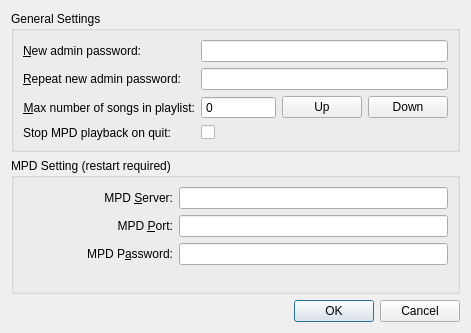
This is src/settingsDialog.ui in thomaslundgaard/Pimp as Qt 5 draws it before an edit. The edited form follows.
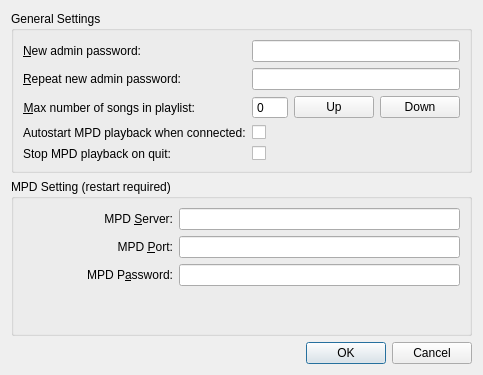
This is the edited form.

Commit message: added option to start playback on connect

The edit to the form file:
```diff
--- a/src/settingsDialog.ui
+++ b/src/settingsDialog.ui
@@ -6,8 +6,8 @@
    <rect>
     <x>0</x>
     <y>0</y>
-    <width>471</width>
-    <height>333</height>
+    <width>483</width>
+    <height>375</height>
    </rect>
   </property>
   <property name="windowTitle">
@@ -103,20 +103,34 @@
           </property>
          </widget>
         </item>
-        <item row="3" column="0">
+        <item row="4" column="0">
          <widget class="QLabel" name="label_6">
           <property name="text">
            <string>Stop MPD playback on quit:</string>
           </property>
          </widget>
         </item>
-        <item row="3" column="1">
+        <item row="4" column="1">
          <widget class="QCheckBox" name="stopOnQuitCheckBox">
           <property name="text">
            <string/>
           </property>
          </widget>
         </item>
+        <item row="3" column="0">
+         <widget class="QLabel" name="label_8">
+          <property name="text">
+           <string>Autostart MPD playback when connected:</string>
+          </property>
+         </widget>
+        </item>
+        <item row="3" column="1">
+         <widget class="QCheckBox" name="playOnConnectCheckBox">
+          <property name="text">
+           <string/>
+          </property>
+         </widget>
+        </item>
        </layout>
       </item>
      </layout>
```
The commit also changes 3 other files.
